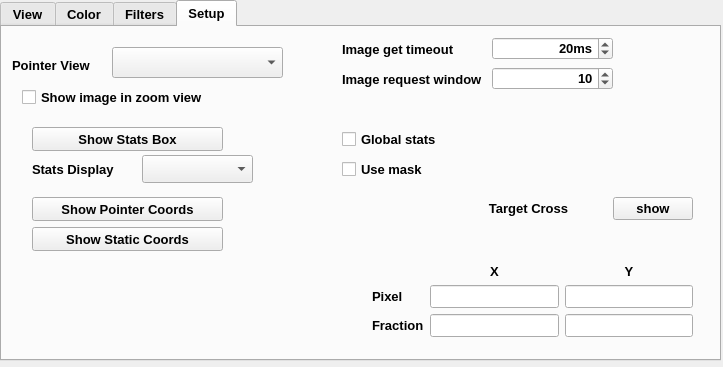
Above: src/gui/rtimvControlPanel.ui from jaredmales/rtimv before the change. Below: the same form after it.
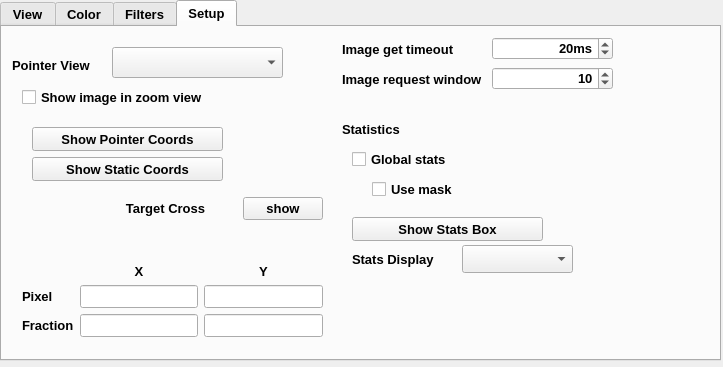
That is the form after the change. The open tabs and pages were chosen to show the change. Icons and pictures are not drawn.

Commit message: Group statistics controls on the Setup tab

```diff
--- a/src/gui/rtimvControlPanel.ui
+++ b/src/gui/rtimvControlPanel.ui
@@ -2208,11 +2208,29 @@
       <string>Image request window</string>
      </property>
     </widget>
+    <widget class="QLabel" name="statisticsLabel">
+     <property name="geometry">
+      <rect>
+       <x>340</x>
+       <y>90</y>
+       <width>271</width>
+       <height>24</height>
+      </rect>
+     </property>
+     <property name="font">
+      <font>
+       <bold>true</bold>
+      </font>
+     </property>
+     <property name="text">
+      <string>Statistics</string>
+     </property>
+    </widget>
     <widget class="QPushButton" name="statsBoxButton">
      <property name="geometry">
       <rect>
-       <x>30</x>
-       <y>100</y>
+       <x>350</x>
+       <y>190</y>
        <width>191</width>
        <height>24</height>
       </rect>
@@ -2224,9 +2242,9 @@
     <widget class="QCheckBox" name="globalStatsCheck">
      <property name="geometry">
       <rect>
-       <x>340</x>
-       <y>100</y>
-       <width>271</width>
+       <x>350</x>
+       <y>120</y>
+       <width>341</width>
        <height>24</height>
       </rect>
      </property>
@@ -2240,9 +2258,9 @@
     <widget class="QCheckBox" name="globalStatsMaskCheck">
      <property name="geometry">
       <rect>
-       <x>340</x>
-       <y>130</y>
-       <width>271</width>
+       <x>370</x>
+       <y>150</y>
+       <width>321</width>
        <height>24</height>
       </rect>
      </property>
@@ -2256,8 +2274,8 @@
     <widget class="QLabel" name="statsDisplayModeLabel">
      <property name="geometry">
       <rect>
-       <x>30</x>
-       <y>130</y>
+       <x>350</x>
+       <y>220</y>
        <width>111</width>
        <height>24</height>
       </rect>
@@ -2269,8 +2287,8 @@
     <widget class="QComboBox" name="statsDisplayModeCombo">
      <property name="geometry">
       <rect>
-       <x>140</x>
-       <y>128</y>
+       <x>460</x>
+       <y>218</y>
        <width>111</width>
        <height>28</height>
       </rect>
@@ -2280,7 +2298,7 @@
      <property name="geometry">
       <rect>
        <x>30</x>
-       <y>170</y>
+       <y>100</y>
        <width>191</width>
        <height>24</height>
       </rect>
@@ -2293,7 +2311,7 @@
      <property name="geometry">
       <rect>
        <x>30</x>
-       <y>200</y>
+       <y>130</y>
        <width>191</width>
        <height>24</height>
       </rect>
@@ -2305,9 +2323,9 @@
     <widget class="QWidget" name="verticalLayoutWidget">
      <property name="geometry">
       <rect>
-       <x>370</x>
+       <x>20</x>
        <y>170</y>
-       <width>321</width>
+       <width>301</width>
        <height>140</height>
       </rect>
      </property>
```
The commit also changes 1 other file.
